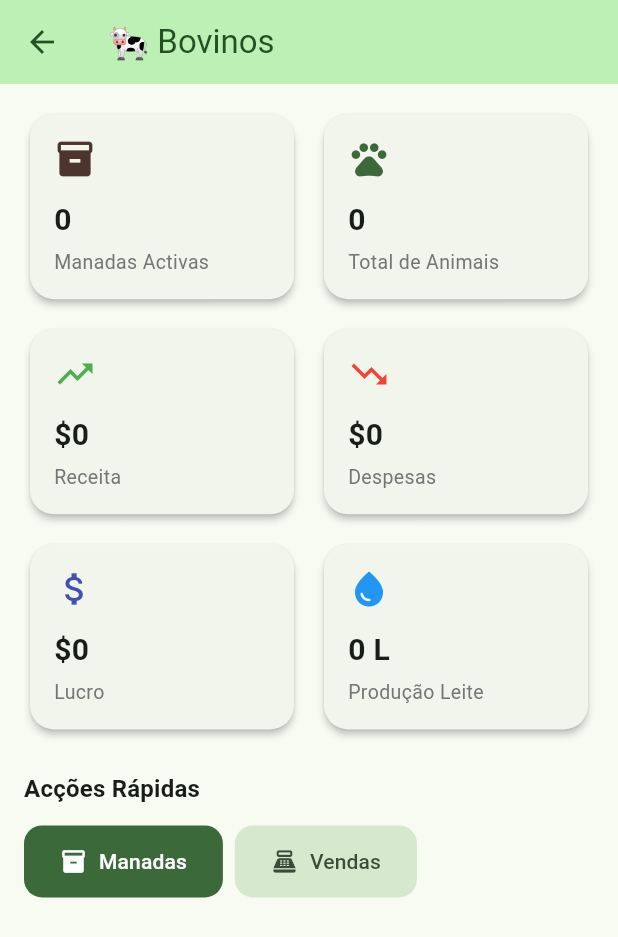
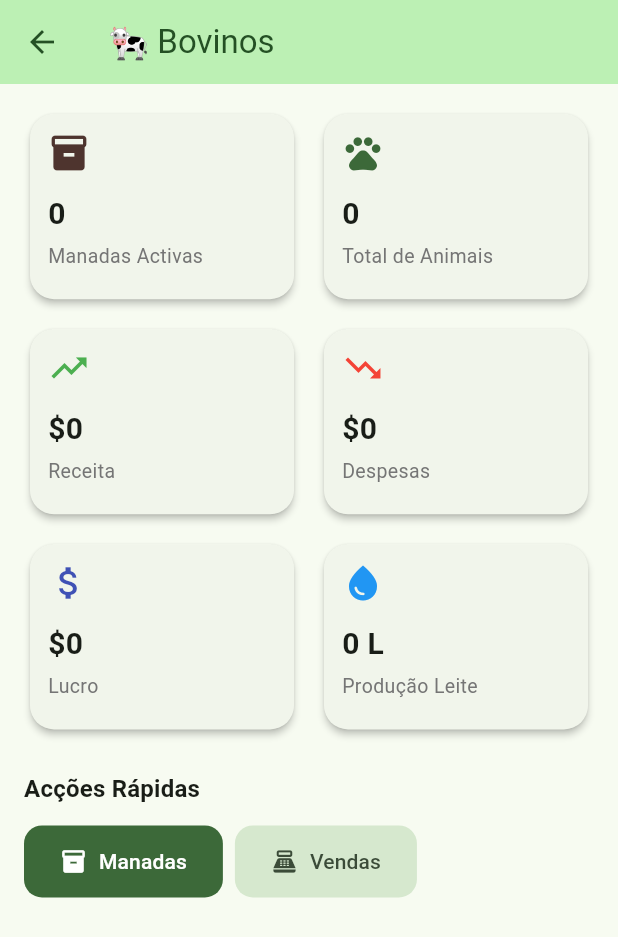
Before and after one commit to yannickRafael/bizmanager, a Flutter app: the CattleDashboard screen opened by its route, on a phone screen of 412 x 824 dp. Shown: the top 937 px of the screen. Run offline on Flutter 3.47's test engine with Material 3 defaults, Android fonts, the phone set to English and light mode, and no system bars; our stand-ins replace go_router, shared_preferences, sqflite; accounts and stored records are empty.

```diff
--- a/lib/core/widgets/stat_card.dart
+++ b/lib/core/widgets/stat_card.dart
@@ -23,7 +23,7 @@ class StatCard extends StatelessWidget {
       elevation: 2,
       shape: RoundedRectangleBorder(borderRadius: BorderRadius.circular(16)),
       child: Padding(
-        padding: const EdgeInsets.all(16.0),
+        padding: const EdgeInsets.all(12.0),
         child: Column(
           crossAxisAlignment: CrossAxisAlignment.start,
           children: [
```
